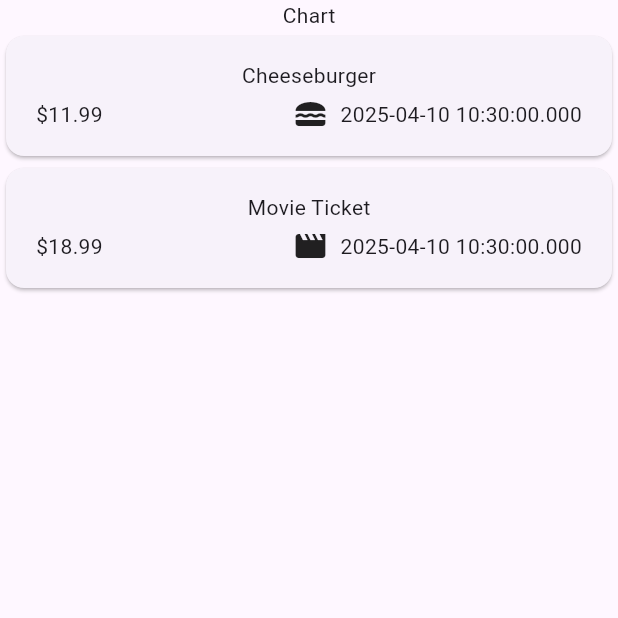
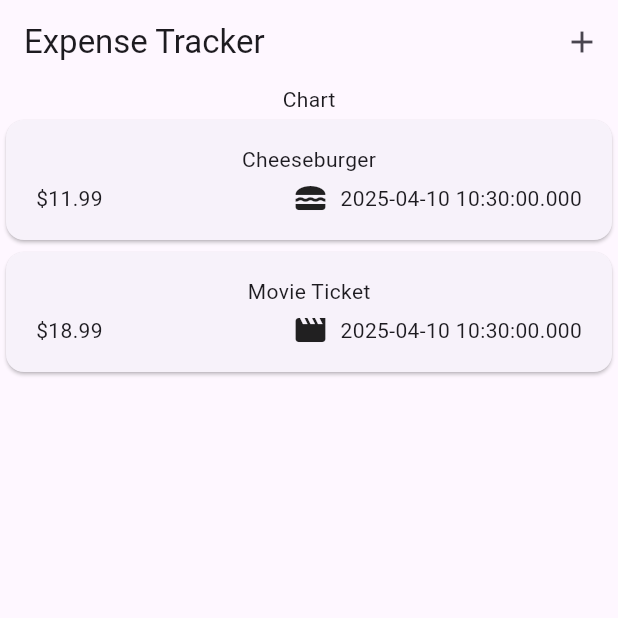
Before and after one commit to JerryWeng/expense_tracker, a Flutter app: the screen it shows after launch, on a phone screen of 412 x 824 dp, the top half of it. Run offline on Flutter 3.47's test engine with Material 3 defaults, Android fonts, the phone set to English and light mode, and no system bars.

Commit message:
created new expense popup

```diff
--- a/lib/widgets/expenses.dart
+++ b/lib/widgets/expenses.dart
@@ -1,6 +1,8 @@
-import 'package:expense_tracker/model/expense.dart';
 import 'package:expense_tracker/widgets/expenses_list/expenses_list.dart';
+import 'package:expense_tracker/widgets/new_expense.dart';
 import 'package:flutter/material.dart';
+
+import '../model/expense.dart';
 
 class Expenses extends StatefulWidget {
   const Expenses({super.key});
@@ -12,26 +14,40 @@ class Expenses extends StatefulWidget {
 }
 
 class _ExpensesState extends State<Expenses> {
+  void _openAddExpenseOverlay() {
+    showModalBottomSheet(
+      context: context,
+      builder: (ctx) => NewExpense(),
+    );
+  }
+
   final List<Expense> _registeredExpenses = [
     Expense(
         title: 'Cheeseburger',
         amount: 11.99,
         date: DateTime.now(),
-      category: Category.food,
-    ),
+        category: Category.food),
     Expense(
         title: 'Movie Ticket',
         amount: 18.99,
         date: DateTime.now(),
-      category: Category.leisure,
-    ),
+        category: Category.leisure),
   ];
   @override
   Widget build(BuildContext context) {
     return Scaffold(
+      appBar: AppBar(
+        title: const Text("Expense Tracker"),
+        actions: [
+          IconButton(
+            onPressed: _openAddExpenseOverlay,
+            icon: const Icon(Icons.add),
+          ),
+        ],
+      ),
       body: Column(
         children: [
-          const Text("Chart"),
+          Text("Chart"),
           Expanded(
             child: ExpensesList(expenses: _registeredExpenses),
           ),
```
Also changed, not shown: lib/widgets/new_expense.dart (added, +37 -0 lines). Lines whose indentation alone changed are shown as unchanged.
